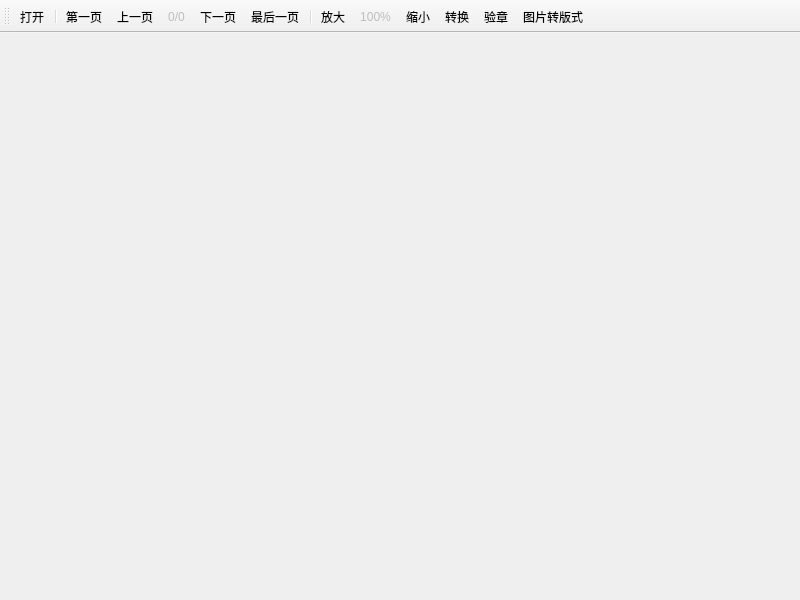
This is mainwindow.ui in Chingliu/XilouReader as Qt 5 draws it before an edit. The edited form follows.
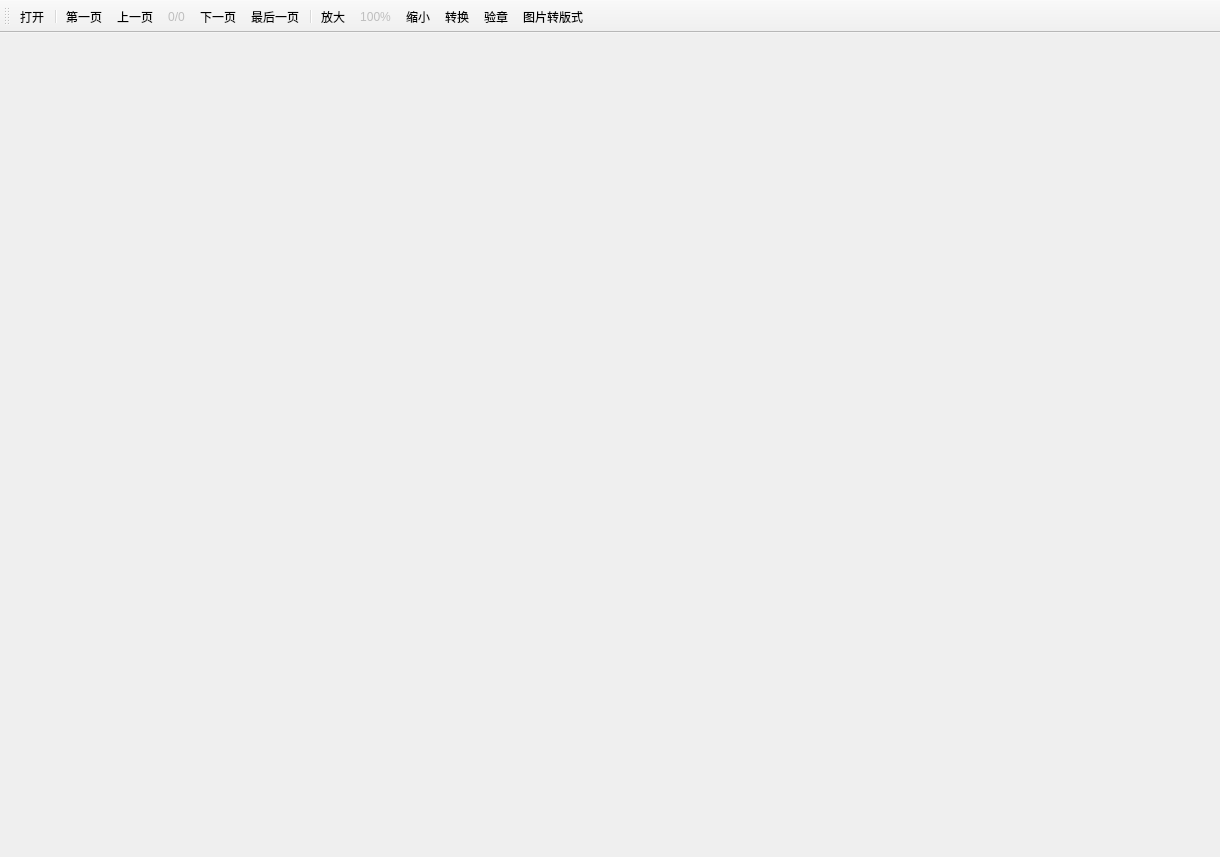
This is the edited form. Custom widgets are drawn as their Qt base class.

Diff of the .ui file:
```diff
--- a/mainwindow.ui
+++ b/mainwindow.ui
@@ -6,8 +6,8 @@
    <rect>
     <x>0</x>
     <y>0</y>
-    <width>800</width>
-    <height>600</height>
+    <width>1220</width>
+    <height>857</height>
    </rect>
   </property>
   <property name="windowTitle">
@@ -32,6 +32,12 @@
     </property>
     <item>
      <widget class="CScrollArea" name="scrollArea">
+      <property name="minimumSize">
+       <size>
+        <width>800</width>
+        <height>600</height>
+       </size>
+      </property>
       <property name="frameShape">
        <enum>QFrame::NoFrame</enum>
       </property>
@@ -46,8 +52,8 @@
         <rect>
          <x>0</x>
          <y>0</y>
-         <width>780</width>
-         <height>543</height>
+         <width>1200</width>
+         <height>800</height>
         </rect>
        </property>
       </widget>
```
Left out of the diff: 2 changed lines with no effect on the pictures.
